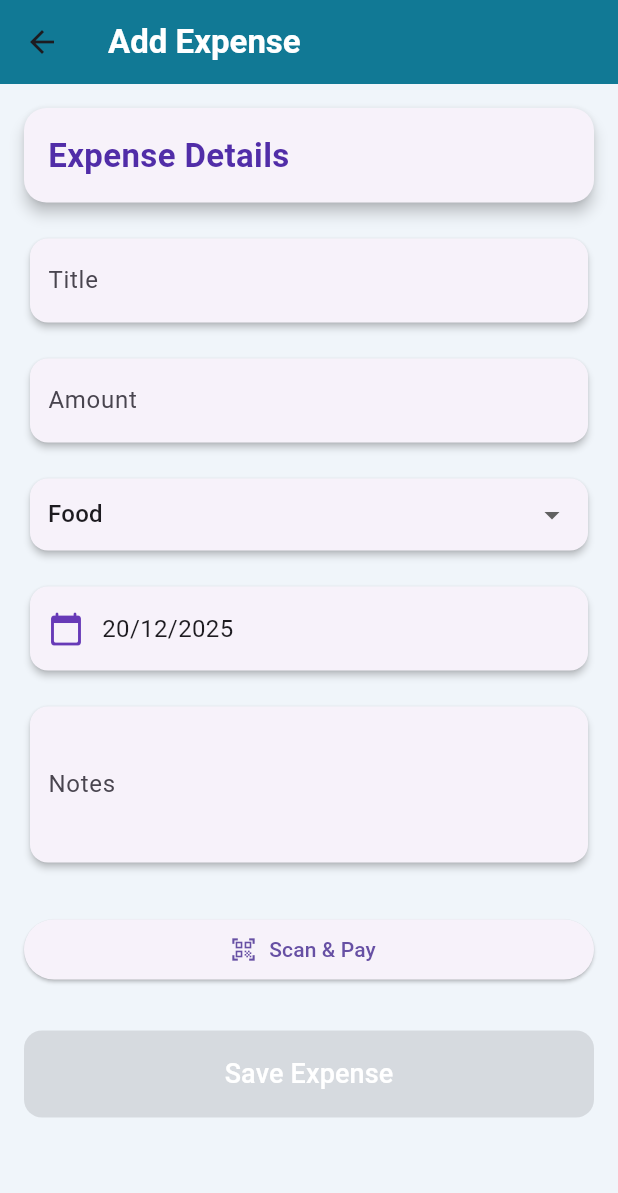
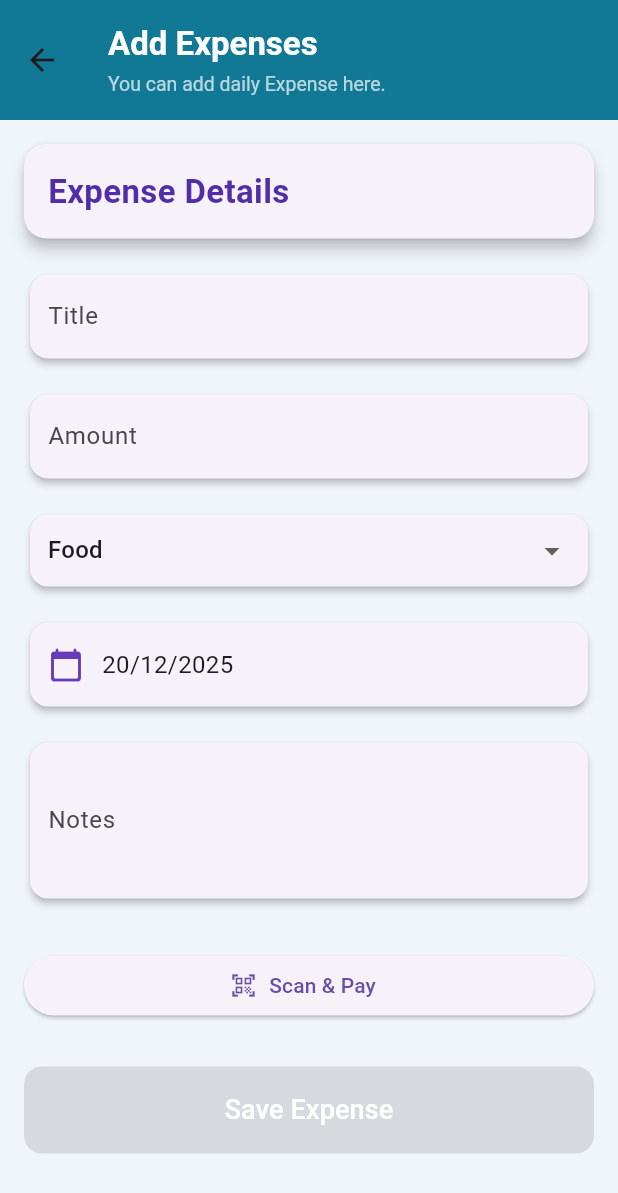
Before and after one commit to Redshadow1297/expence_tracker, a Flutter app: the ExpensesScreen screen opened by its route, after a tap on the "add" icon, on a phone screen of 412 x 824 dp. Shown: the top 1193 px of the screen. Run offline on Flutter 3.47's test engine with Material 3 defaults, Android fonts, the light colour scheme and no system bars; our stand-ins replace cloud_firestore, firebase_auth, firebase_core, firebase_storage, flutter_bloc, get and 1 more; missing offline and left inert: flutter_ai_chatbot, mobile_scanner, razorpay_flutter; accounts and stored records are empty; network calls fail.

Commit message:
Made a custom appbar and used in all screen reusable things may be using globally from now.

```diff
--- a/lib/AppScreens/change_password_screen.dart
+++ b/lib/AppScreens/change_password_screen.dart
@@ -1,4 +1,5 @@
 import 'package:expence_tracker/Utils/app_snackbars.dart';
+import 'package:expence_tracker/Widgets/custom_appbar.dart';
 import 'package:flutter/material.dart';
 import 'package:firebase_auth/firebase_auth.dart';
 
@@ -66,7 +67,7 @@ class _ChangePasswordScreenState extends State<ChangePasswordScreen> {
   @override
   Widget build(BuildContext context) {
     return Scaffold(
-      appBar: AppBar(title: const Text('Change Password')),
+      appBar: CustomAppBar(title: "Change Password", subTitle: "Manage your password"),
       body: Padding(
         padding: const EdgeInsets.all(16.0),
         child: Form(
--- a/lib/DashboardModuleScreens/expenserelatedscreens/add_expences_UI.dart
+++ b/lib/DashboardModuleScreens/expenserelatedscreens/add_expences_UI.dart
@@ -2,6 +2,7 @@ import 'package:cloud_firestore/cloud_firestore.dart';
 import 'package:expence_tracker/AppScreens/scanner_ui_screen.dart';
 import 'package:expence_tracker/Utils/app_snackbars.dart';
 import 'package:expence_tracker/Utils/razor_pay_payments.dart';
+import 'package:expence_tracker/Widgets/custom_appbar.dart';
 import 'package:firebase_auth/firebase_auth.dart';
 import 'package:flutter/material.dart';
 import 'package:get/get.dart';
@@ -99,14 +100,7 @@ void initState() {
   Widget build(BuildContext context) {
     return Scaffold(
       backgroundColor: Color.fromARGB(255, 240, 245, 250),
-      appBar: AppBar(
-        backgroundColor: const Color(0xFF097D94),
-        elevation: 4,
-        title: const Text(
-          "Add Expense",
-          style: TextStyle(color: Colors.white, fontWeight: FontWeight.bold),
-        ),
-      ),
+     appBar : CustomAppBar(title: "Add Expenses", subTitle: "You can add daily Expense here."),
       body: Padding(
         padding: const EdgeInsets.all(16.0),
         child: ListView(
--- a/lib/DashboardModuleScreens/expenses_screen.dart
+++ b/lib/DashboardModuleScreens/expenses_screen.dart
@@ -1,5 +1,6 @@
 import 'package:cloud_firestore/cloud_firestore.dart';
 import 'package:expence_tracker/DashboardModuleScreens/expenserelatedscreens/add_expences_UI.dart';
+import 'package:expence_tracker/Widgets/custom_appbar.dart';
 import 'package:firebase_auth/firebase_auth.dart';
 import 'package:flutter/material.dart';
 import 'package:get/get.dart';
@@ -97,28 +98,29 @@ class _ExpensesScreenState extends State<ExpensesScreen> {
 
     return Scaffold(
       backgroundColor: Color.fromARGB(255, 240, 245, 250),
-      appBar: AppBar(
-        automaticallyImplyLeading: false,
-        backgroundColor: const Color(0xFF097D94),
-        elevation: 4,
-        title: Column(
-          crossAxisAlignment: CrossAxisAlignment.start,
-          children: const [
-            Text(
-              "Expenses",
-              style: TextStyle(
-                color: Colors.white,
-                fontWeight: FontWeight.bold,
-              ),
-            ),
-            SizedBox(height: 2),
-            Text(
-              "Manage your monthly and daily expenses here",
-              style: TextStyle(fontSize: 12, color: Colors.white70),
-            ),
-          ],
-        ),
-      ),
+      appBar : CustomAppBar(title: "Expenses", subTitle: "Manage your monthly and daily expenses here"),
+      // appBar: AppBar(
+      //   automaticallyImplyLeading: false,
+      //   backgroundColor: const Color(0xFF097D94),
+      //   elevation: 4,
+      //   title: Column(
+      //     crossAxisAlignment: CrossAxisAlignment.start,
+      //     children: const [
+      //       Text(
+      //         "Expenses",
+      //         style: TextStyle(
+      //           color: Colors.white,
+      //           fontWeight: FontWeight.bold,
+      //         ),
+      //       ),
+      //       SizedBox(height: 2),
+      //       Text(
+      //         "Manage your monthly and daily expenses here",
+      //         style: TextStyle(fontSize: 12, color: Colors.white70),
+      //       ),
+      //     ],
+      //   ),
+      // ),
       floatingActionButton: FloatingActionButton(
         onPressed: () => Get.to(AddExpenseUI()),
         backgroundColor: Colors.deepPurple,
--- /dev/null
+++ b/lib/Widgets/custom_appbar.dart
@@ -0,0 +1,46 @@
+import 'package:flutter/material.dart';
+
+class CustomAppBar extends StatelessWidget
+    implements PreferredSizeWidget {
+  final String title;
+  final String subTitle;
+
+  const CustomAppBar({
+    super.key,
+    required this.title,
+    required this.subTitle,
+  });
+
+  @override
+  Widget build(BuildContext context) {
+    return AppBar(
+      toolbarHeight: 80,
+      backgroundColor: const Color(0xFF097D94),
+      elevation: 4,
+      title: Column(
+        crossAxisAlignment: CrossAxisAlignment.start,
+        children: [
+          Text(
+            title,
+            style: const TextStyle(
+              color: Colors.white,
+              fontSize: 22,
+              fontWeight: FontWeight.bold,
+            ),
+          ),
+          const SizedBox(height: 4),
+          Text(
+            subTitle,
+            style: const TextStyle(
+              fontSize: 13,
+              color: Colors.white70,
+            ),
+          ),
+        ],
+      ),
+    );
+  }
+
+  @override
+  Size get preferredSize => const Size.fromHeight(80);
+}
```
Also changed, not shown: lib/AppScreens/dashboard_screen.dart (+2 -23 lines), lib/AppScreens/login_screen.dart (+2 -9 lines), lib/AppScreens/signIn_screen.dart (+2 -5 lines), lib/DashboardModuleScreens/profile_screen.dart (+2 -9 lines), lib/DashboardModuleScreens/roommates_memeber_screen.dart (+2 -18 lines), lib/DashboardModuleScreens/settlement_screen.dart (+25 -23 lines).
